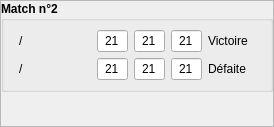
The window that mainwindow/btmQMatchWidget2.ui (dsarrut/btm) describes before a commit, drawn with Qt 5.
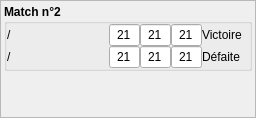
The same window after the commit. Icons and pictures are not drawn. Custom widgets are drawn as their Qt base class.

What changed in the file:
```diff
--- a/mainwindow/btmQMatchWidget2.ui
+++ b/mainwindow/btmQMatchWidget2.ui
@@ -6,10 +6,16 @@
    <rect>
     <x>0</x>
     <y>0</y>
-    <width>274</width>
-    <height>127</height>
+    <width>256</width>
+    <height>118</height>
    </rect>
   </property>
+  <property name="minimumSize">
+   <size>
+    <width>0</width>
+    <height>0</height>
+   </size>
+  </property>
   <property name="windowTitle">
    <string>Frame</string>
   </property>
@@ -24,19 +30,19 @@
   </property>
   <layout class="QGridLayout" name="gridLayout">
    <property name="leftMargin">
-    <number>0</number>
+    <number>3</number>
    </property>
    <property name="topMargin">
-    <number>0</number>
+    <number>3</number>
    </property>
    <property name="rightMargin">
-    <number>0</number>
+    <number>3</number>
    </property>
    <property name="bottomMargin">
-    <number>0</number>
+    <number>3</number>
    </property>
    <property name="spacing">
-    <number>0</number>
+    <number>3</number>
    </property>
    <item row="0" column="0">
     <widget class="QGroupBox" name="groupBox">
@@ -59,6 +65,21 @@
       <bool>false</bool>
      </property>
      <layout class="QHBoxLayout" name="horizontalLayout_7">
+      <property name="spacing">
+       <number>0</number>
+      </property>
+      <property name="leftMargin">
+       <number>0</number>
+      </property>
+      <property name="topMargin">
+       <number>0</number>
+      </property>
+      <property name="rightMargin">
+       <number>0</number>
+      </property>
+      <property name="bottomMargin">
+       <number>0</number>
+      </property>
       <item>
        <layout class="QVBoxLayout" name="verticalLayout_3">
         <item>
```
Left out of the diff: 26 changed lines with no effect on the pictures.
